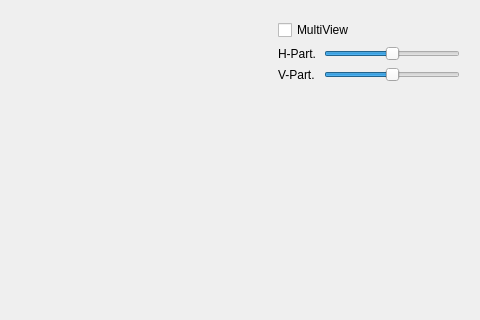
The window that src/HalfEdge2D/MainWindow.ui (RRValue/2DUniverse) describes before a commit, drawn with Qt 5; both pictures show x 521 to 1001 and y 0 to 320 of the 1001 by 523 pixel window.
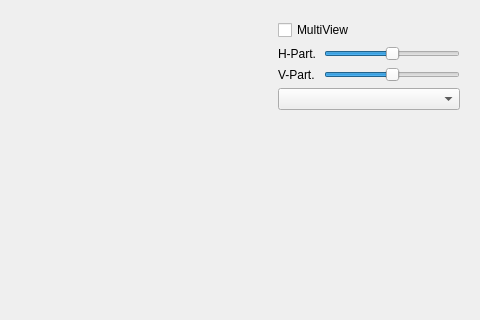
The same window after the commit. Custom widgets are drawn as their Qt base class.

Commit message: add clearing of mesh add testmeshes add combobox to select test mesh

Diff of the .ui file:
```diff
--- a/src/HalfEdge2D/MainWindow.ui
+++ b/src/HalfEdge2D/MainWindow.ui
@@ -145,6 +145,9 @@
         </layout>
        </widget>
       </item>
+      <item>
+       <widget class="QComboBox" name="m_CbMeshSelector"/>
+      </item>
       <item>
        <spacer name="verticalSpacer">
         <property name="orientation">
```
The commit also changes 12 other files.
